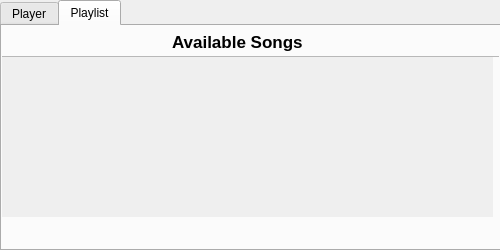
ThiagoCorreaSilva/MushcFlow, file playlist.ui: the form before one commit.
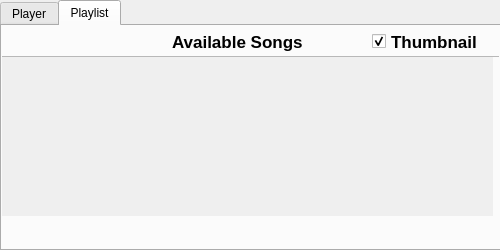
The form after the commit.

Commit message: Added a button to remove thumbnails from song list

```diff
--- a/playlist.ui
+++ b/playlist.ui
@@ -193,9 +193,15 @@
        <x>0</x>
        <y>30</y>
        <width>491</width>
-       <height>161</height>
+       <height>160</height>
       </rect>
      </property>
+     <property name="sizePolicy">
+      <sizepolicy hsizetype="Fixed" vsizetype="Fixed">
+       <horstretch>0</horstretch>
+       <verstretch>0</verstretch>
+      </sizepolicy>
+     </property>
      <property name="frameShape">
       <enum>QFrame::Shape::NoFrame</enum>
      </property>
@@ -217,7 +223,7 @@
         <x>0</x>
         <y>0</y>
         <width>491</width>
-        <height>161</height>
+        <height>160</height>
        </rect>
       </property>
      </widget>
@@ -271,7 +277,7 @@
        <rect>
         <x>330</x>
         <y>20</y>
-        <width>161</width>
+        <width>61</width>
         <height>31</height>
        </rect>
       </property>
@@ -296,6 +302,38 @@
        <bool>false</bool>
       </property>
      </widget>
+     <widget class="QCheckBox" name="thumbnail_check">
+      <property name="geometry">
+       <rect>
+        <x>390</x>
+        <y>20</y>
+        <width>111</width>
+        <height>31</height>
+       </rect>
+      </property>
+      <property name="font">
+       <font>
+        <family>Arial</family>
+        <pointsize>13</pointsize>
+        <bold>true</bold>
+       </font>
+      </property>
+      <property name="text">
+       <string>Thumbnail</string>
+      </property>
+      <property name="iconSize">
+       <size>
+        <width>16</width>
+        <height>16</height>
+       </size>
+      </property>
+      <property name="checked">
+       <bool>true</bool>
+      </property>
+      <property name="tristate">
+       <bool>false</bool>
+      </property>
+     </widget>
     </widget>
    </widget>
   </widget>
```
The commit also changes 2 other files.
